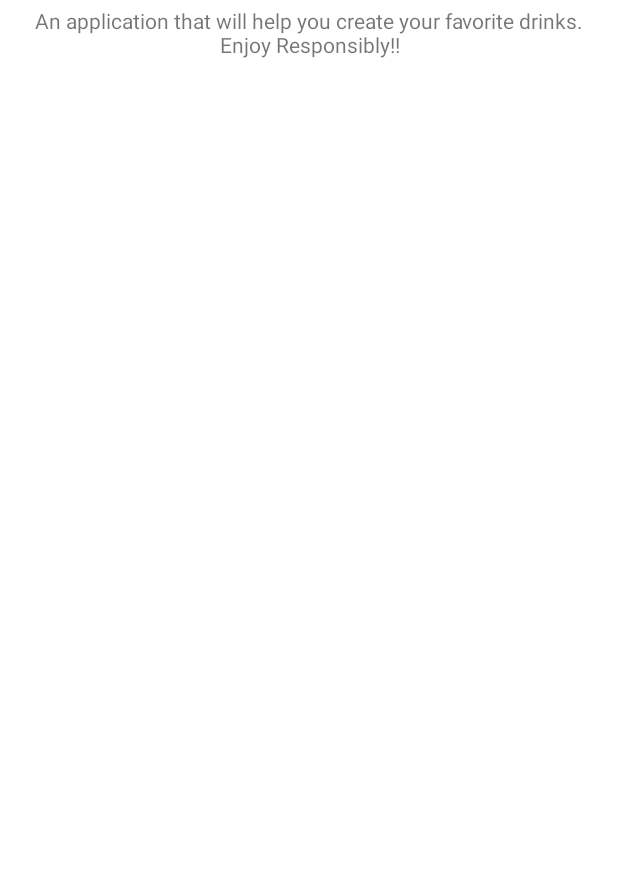
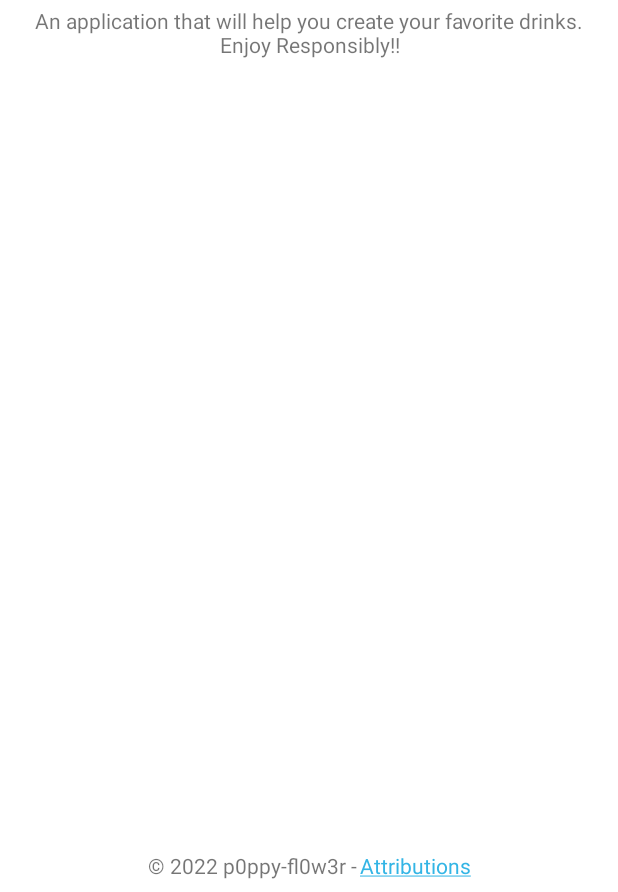
Before and after one commit to p0ppy-fl0w3r/hammered, an Android app: the AboutFragment screen opened through its navigation route, on a phone screen of 412 x 824 dp, the part 344-1236 px from its top. Run offline under Robolectric (Android 15) with nearby library versions, the light colour scheme and no system bars; our stand-ins replace Room's generated code, Timber, data binding, navigation-ui; Roboto replaces fonts that are not available here.

Commit message:
Added attributions.

```diff
--- a/app/build.gradle
+++ b/app/build.gradle
@@ -59,9 +59,6 @@ dependencies {
     kapt "androidx.room:room-compiler:2.4.1"
     implementation "androidx.room:room-ktx:2.4.1"
 
-    // Retrofit
-    implementation "com.squareup.retrofit2:retrofit:2.9.0"
-
     // Coroutines
     implementation 'org.jetbrains.kotlinx:kotlinx-coroutines-core:1.6.0-native-mt'
     implementation 'org.jetbrains.kotlinx:kotlinx-coroutines-android:1.6.0-native-mt'
--- a/app/src/main/java/com/fl0w3r/hammered/MainActivity.kt
+++ b/app/src/main/java/com/fl0w3r/hammered/MainActivity.kt
@@ -99,6 +99,10 @@ class MainActivity : AppCompatActivity(), SearchView.OnQueryTextListener,
                     toolbar.visibility = View.VISIBLE
                 }
                 controller.graph[R.id.aboutFragment].id -> {
+                    drawerLayout.setDrawerLockMode(DrawerLayout.LOCK_MODE_LOCKED_CLOSED)
+                    toolbar.visibility = View.GONE
+                }
+                controller.graph[R.id.attributeFragment].id ->{
                     drawerLayout.setDrawerLockMode(DrawerLayout.LOCK_MODE_LOCKED_CLOSED)
                     toolbar.visibility = View.GONE
                 }
--- a/app/src/main/java/com/fl0w3r/hammered/about/AboutFragment.kt
+++ b/app/src/main/java/com/fl0w3r/hammered/about/AboutFragment.kt
@@ -2,19 +2,29 @@ package com.fl0w3r.hammered.about
 
 import android.os.Bundle
 import android.view.*
+import androidx.databinding.DataBindingUtil
 import androidx.fragment.app.Fragment
+import androidx.navigation.NavController
+import androidx.navigation.fragment.findNavController
 import com.fl0w3r.hammered.R
+import com.fl0w3r.hammered.databinding.FragmentAboutBinding
 
-// TODO add buttons for navigation.
 class AboutFragment : Fragment() {
 
+    private lateinit var binding: FragmentAboutBinding
 
     override fun onCreateView(
         inflater: LayoutInflater, container: ViewGroup?,
         savedInstanceState: Bundle?
-    ): View? {
-        // Inflate the layout for this fragment
-        return inflater.inflate(R.layout.fragment_about, container, false)
+    ): View {
+
+        binding = DataBindingUtil.inflate(inflater, R.layout.fragment_about, container, false)
+
+        binding.attributeText?.setOnClickListener {
+            findNavController().navigate(AboutFragmentDirections.aboutToAttr())
+        }
+
+        return binding.root
     }
 
     override fun onCreateOptionsMenu(menu: Menu, inflater: MenuInflater) {
--- a/app/src/main/java/com/fl0w3r/hammered/about/AttributeFragment.kt
+++ b/app/src/main/java/com/fl0w3r/hammered/about/AttributeFragment.kt
@@ -8,18 +8,22 @@ import android.view.ViewGroup
 import androidx.databinding.DataBindingUtil
 import com.fl0w3r.hammered.R
 import com.fl0w3r.hammered.databinding.FragmentAboutBinding
+import com.fl0w3r.hammered.databinding.FragmentAttributeBinding
 import com.fl0w3r.hammered.databinding.FragmentHammerMeBinding
 
 
 class AttributeFragment : Fragment() {
 
-    private lateinit var binding: FragmentAboutBinding
+    private lateinit var binding: FragmentAttributeBinding
 
     override fun onCreateView(
         inflater: LayoutInflater, container: ViewGroup?,
         savedInstanceState: Bundle?
     ): View {
         binding = DataBindingUtil.inflate(inflater, R.layout.fragment_attribute, container, false)
+
+        binding.attrView.loadUrl("file:///android_asset/attr.html")
+
         return binding.root
 
     }
--- a/app/src/main/res/layout/fragment_about.xml
+++ b/app/src/main/res/layout/fragment_about.xml
@@ -10,14 +10,14 @@
 
         <TextView
             android:id="@+id/aboutAppName"
+            style="@style/heading_style"
             android:text="@string/app_name"
             app:layout_constraintBottom_toBottomOf="parent"
             app:layout_constraintEnd_toEndOf="parent"
             app:layout_constraintHorizontal_bias="0.5"
             app:layout_constraintStart_toStartOf="parent"
             app:layout_constraintTop_toBottomOf="@id/frame_image"
-            app:layout_constraintVertical_bias="0.0"
-            style="@style/heading_style" />
+            app:layout_constraintVertical_bias="0.0" />
 
         <TextView
             android:id="@+id/aboutDesc"
@@ -43,5 +43,32 @@
             app:layout_constraintStart_toStartOf="parent"
             app:layout_constraintTop_toTopOf="parent"
             app:srcCompat="@drawable/about_frame" />
+
+        <TextView
+            android:id="@+id/footerText"
+            android:layout_width="wrap_content"
+            android:layout_height="wrap_content"
+            android:layout_marginBottom="8dp"
+            android:autoLink="all"
+            android:text="@string/dev_info"
+            android:layout_marginEnd="2dp"
+            app:layout_constraintBottom_toBottomOf="parent"
+            app:layout_constraintEnd_toStartOf="@+id/attributeText"
+            app:layout_constraintHorizontal_bias="0.5"
+            app:layout_constraintHorizontal_chainStyle="packed"
+            app:layout_constraintStart_toStartOf="parent" />
+
+        <TextView
+            android:id="@+id/attributeText"
+            android:layout_width="wrap_content"
+            android:layout_height="wrap_content"
+            android:layout_marginBottom="8dp"
+            android:text="@string/attributions"
+            android:clickable="true"
+            android:textColor="@android:color/holo_blue_light"
+            app:layout_constraintBottom_toBottomOf="parent"
+            app:layout_constraintEnd_toEndOf="parent"
+            app:layout_constraintHorizontal_bias="0.5"
+            app:layout_constraintStart_toEndOf="@+id/footerText" />
     </androidx.constraintlayout.widget.ConstraintLayout>
 </layout>
--- a/app/src/main/res/navigation/navigation.xml
+++ b/app/src/main/res/navigation/navigation.xml
@@ -67,10 +67,19 @@
     <fragment
         android:id="@+id/aboutFragment"
         android:name="com.fl0w3r.hammered.about.AboutFragment"
-        tools:layout="@layout/fragment_about" />
+        tools:layout="@layout/fragment_about" >
+        <action
+            android:id="@+id/aboutToAttr"
+            app:destination="@id/attributeFragment" />
+    </fragment>
     <fragment
         android:id="@+id/mixerFragment"
         android:name="com.fl0w3r.hammered.mixer.MixerFragment"
         tools:layout="@layout/fragment_mixer" />
+    <fragment
+        android:id="@+id/attributeFragment"
+        android:name="com.fl0w3r.hammered.about.AttributeFragment"
+        tools:layout="@layout/fragment_attribute"
+         />
 
 </navigation>
--- a/app/src/main/res/values/strings.xml
+++ b/app/src/main/res/values/strings.xml
@@ -107,6 +107,9 @@
     <string name="hammer_me_msg">I barely know you. On a serious note you should probably use the app a bit more to get better recommendation. In the mean time enjoy this random drink.</string>
     <string name="recommendation_heading">Hammer you?</string>
     <string name="rec_msg">Base on your previous interaction you will probably like these drinks:</string>
-    <string name="empty_list_msg">Ummm... Looks like there are no drinks available at the moment. Perhaps you should add some :)</string>
+    <string name="empty_list_msg">Ummm… Looks like there are no drinks available at the moment. Perhaps you should add some :)</string>
     <string name="glass_toasting_gif">Glass toasting gif</string>
+    <string name="attr_heading">The following libraries and assets require attributions:</string>
+    <string name="dev_info">© 2022 p0ppy-fl0w3r -</string>
+    <string name="attributions"><u>Attributions</u></string>
 </resources>
```
Also changed, not shown: app/src/main/res/layout/fragment_attribute.xml (+13 -7 lines), 2 other files.
